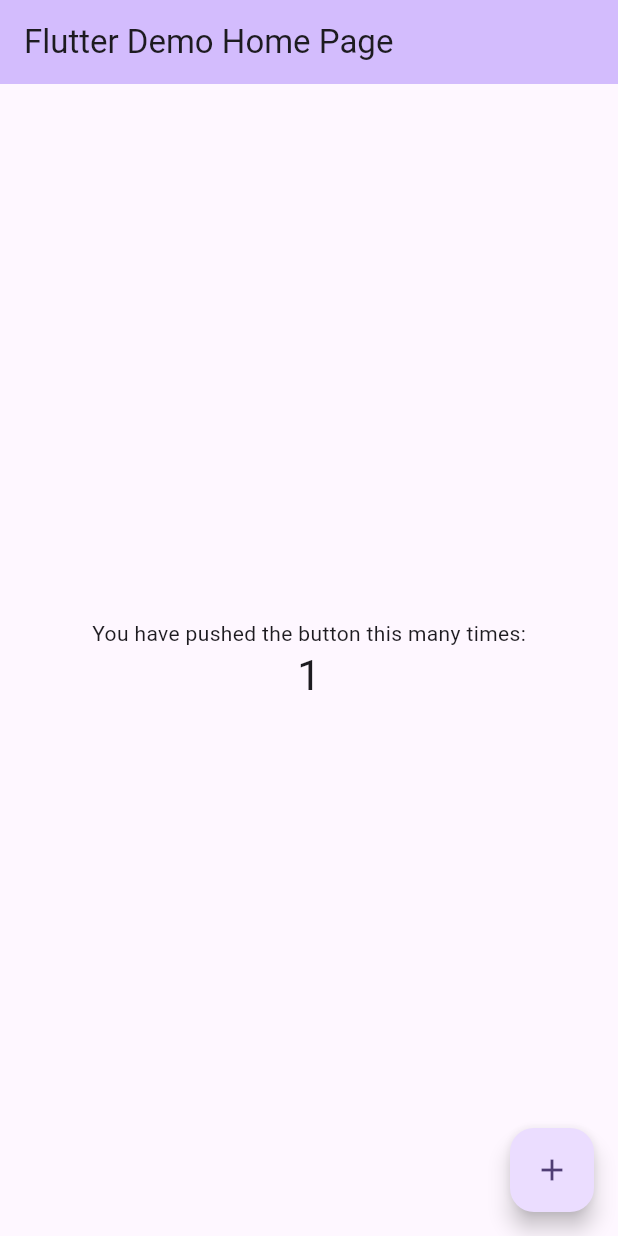
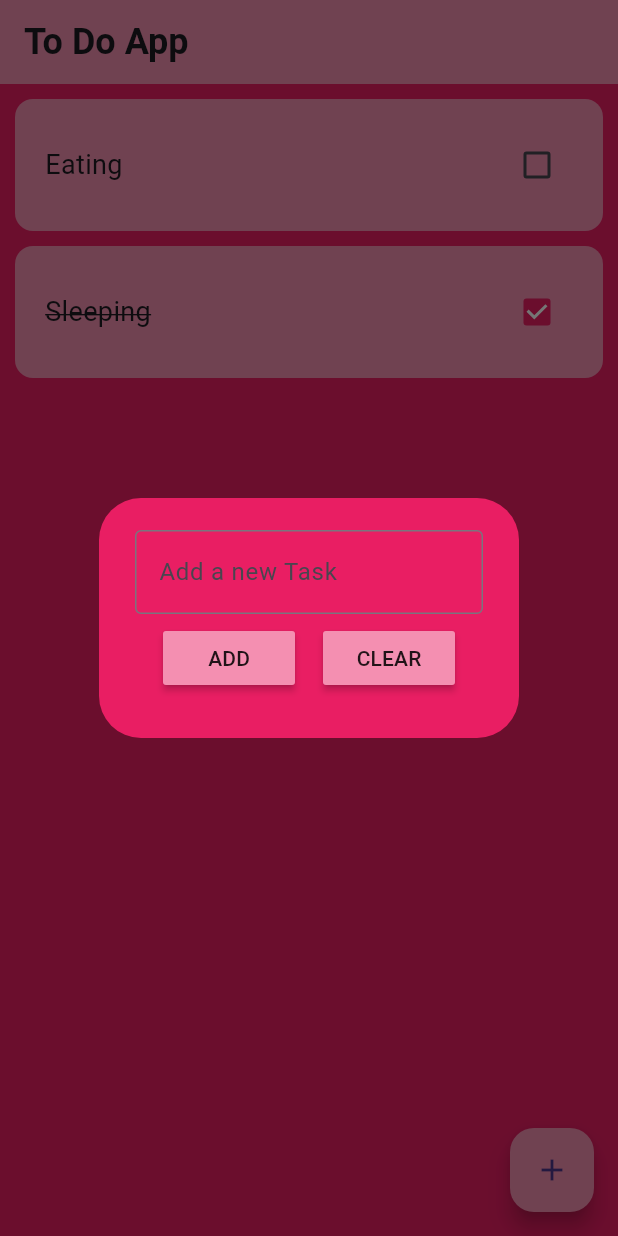
Before and after one commit to Dipayan23/To-Do-app, a Flutter app: the screen it shows after launch, after a tap on the "add" icon, on a phone screen of 412 x 824 dp. Run offline on Flutter 3.47's test engine with Material 3 defaults, Android fonts, the phone set to English and light mode, and no system bars; drawn by our look-alikes of flutter_slidable.

Commit message:
The word is halfway done

```diff
--- a/analysis_options.yaml
+++ b/analysis_options.yaml
@@ -7,7 +7,7 @@
 
 # The following line activates a set of recommended lints for Flutter apps,
 # packages, and plugins designed to encourage good coding practices.
-include: package:flutter_lints/flutter.yaml
+#include: package:flutter_lints/flutter.yaml
 
 linter:
   # The lint rules applied to this project can be customized in the
--- a/lib/main.dart
+++ b/lib/main.dart
@@ -1,125 +1,18 @@
 import 'package:flutter/material.dart';
 
+import 'pages/home_page.dart';
+
 void main() {
-  runApp(const MyApp());
+  runApp(MyApp());
 }
 
 class MyApp extends StatelessWidget {
   const MyApp({super.key});
 
-  // This widget is the root of your application.
   @override
   Widget build(BuildContext context) {
     return MaterialApp(
-      title: 'Flutter Demo',
-      theme: ThemeData(
-        // This is the theme of your application.
-        //
-        // TRY THIS: Try running your application with "flutter run". You'll see
-        // the application has a purple toolbar. Then, without quitting the app,
-        // try changing the seedColor in the colorScheme below to Colors.green
-        // and then invoke "hot reload" (save your changes or press the "hot
-        // reload" button in a Flutter-supported IDE, or press "r" if you used
-        // the command line to start the app).
-        //
-        // Notice that the counter didn't reset back to zero; the application
-        // state is not lost during the reload. To reset the state, use hot
-        // restart instead.
-        //
-        // This works for code too, not just values: Most code changes can be
-        // tested with just a hot reload.
-        colorScheme: ColorScheme.fromSeed(seedColor: Colors.deepPurple),
-        useMaterial3: true,
-      ),
-      home: const MyHomePage(title: 'Flutter Demo Home Page'),
-    );
+      debugShowCheckedModeBanner: false,
+      home: home_page(),);
   }
 }
-
-class MyHomePage extends StatefulWidget {
-  const MyHomePage({super.key, required this.title});
-
-  // This widget is the home page of your application. It is stateful, meaning
-  // that it has a State object (defined below) that contains fields that affect
-  // how it looks.
-
-  // This class is the configuration for the state. It holds the values (in this
-  // case the title) provided by the parent (in this case the App widget) and
-  // used by the build method of the State. Fields in a Widget subclass are
-  // always marked "final".
-
-  final String title;
-
-  @override
-  State<MyHomePage> createState() => _MyHomePageState();
-}
-
-class _MyHomePageState extends State<MyHomePage> {
-  int _counter = 0;
-
-  void _incrementCounter() {
-    setState(() {
-      // This call to setState tells the Flutter framework that something has
-      // changed in this State, which causes it to rerun the build method below
-      // so that the display can reflect the updated values. If we changed
-      // _counter without calling setState(), then the build method would not be
-      // called again, and so nothing would appear to happen.
-      _counter++;
-    });
-  }
-
-  @override
-  Widget build(BuildContext context) {
-    // This method is rerun every time setState is called, for instance as done
-    // by the _incrementCounter method above.
-    //
-    // The Flutter framework has been optimized to make rerunning build methods
-    // fast, so that you can just rebuild anything that needs updating rather
-    // than having to individually change instances of widgets.
-    return Scaffold(
-      appBar: AppBar(
-        // TRY THIS: Try changing the color here to a specific color (to
-        // Colors.amber, perhaps?) and trigger a hot reload to see the AppBar
-        // change color while the other colors stay the same.
-        backgroundColor: Theme.of(context).colorScheme.inversePrimary,
-        // Here we take the value from the MyHomePage object that was created by
-        // the App.build method, and use it to set our appbar title.
-        title: Text(widget.title),
-      ),
-      body: Center(
-        // Center is a layout widget. It takes a single child and positions it
-        // in the middle of the parent.
-        child: Column(
-          // Column is also a layout widget. It takes a list of children and
-          // arranges them vertically. By default, it sizes itself to fit its
-          // children horizontally, and tries to be as tall as its parent.
-          //
-          // Column has various properties to control how it sizes itself and
-          // how it positions its children. Here we use mainAxisAlignment to
-          // center the children vertically; the main axis here is the vertical
-          // axis because Columns are vertical (the cross axis would be
-          // horizontal).
-          //
-          // TRY THIS: Invoke "debug painting" (choose the "Toggle Debug Paint"
-          // action in the IDE, or press "p" in the console), to see the
-          // wireframe for each widget.
-          mainAxisAlignment: MainAxisAlignment.center,
-          children: <Widget>[
-            const Text(
-              'You have pushed the button this many times:',
-            ),
-            Text(
-              '$_counter',
-              style: Theme.of(context).textTheme.headlineMedium,
-            ),
-          ],
-        ),
-      ),
-      floatingActionButton: FloatingActionButton(
-        onPressed: _incrementCounter,
-        tooltip: 'Increment',
-        child: const Icon(Icons.add),
-      ), // This trailing comma makes auto-formatting nicer for build methods.
-    );
-  }
-}
--- /dev/null
+++ b/lib/pages/home_page.dart
@@ -0,0 +1,85 @@
+
+import 'package:flutter/material.dart';
+
+import '../utiles/dialog_box.dart';
+import '../utiles/to_do_list.dart';
+
+class home_page extends StatefulWidget {
+  const home_page({super.key});
+
+  @override
+  State<home_page> createState() => _home_pageState();
+}
+
+class _home_pageState extends State<home_page> {
+  List todoList = [
+    ["Eating", false],
+    ["Sleeping", true],
+  ];
+
+  final controll=TextEditingController();
+
+  void saveNewTask(){
+    setState(() {
+      todoList.add([controll.text,false]);
+      controll.clear();
+    });
+    Navigator.of(context).pop();
+  }
+
+  void create_new_task() {
+    showDialog(
+      context: context,
+      builder: (context) {
+        return dialog_box(
+          text_controll: controll,
+          onCancel:()=> Navigator.of(context).pop(),
+          onSaved: saveNewTask,
+        );
+      },
+    );
+  }
+
+  void delete_task(int index){
+    setState(() {
+      todoList.removeAt(index);
+    });
+  }
+
+  @override
+  Widget build(BuildContext context) {
+    return Scaffold(
+        backgroundColor: Colors.pink,
+        appBar: AppBar(
+          backgroundColor: Colors.pink[200],
+          title: Text(
+            "To Do App",
+            style: TextStyle(
+              fontSize: 24,
+              fontWeight: FontWeight.bold,
+            ),
+          ),
+          elevation: 0,
+        ),
+        floatingActionButton: FloatingActionButton(
+          backgroundColor: Colors.pink[200],
+          onPressed: create_new_task,
+          child: Icon(Icons.add),
+        ),
+        body: ListView.builder(
+          itemCount: todoList.length,
+          itemBuilder: (context, index) {
+            return to_do_list(
+              task_name: todoList[index][0],
+              task_complete: todoList[index][1],
+              onChanged: (p0) {
+                setState(() {
+                  todoList[index][1] = !todoList[index][1];
+                });
+              },
+              deleteAction: (context) => delete_task(index),
+            );
+          },
+        ));
+  }
+}
--- /dev/null
+++ b/lib/utiles/dialog_box.dart
@@ -0,0 +1,44 @@
+import 'package:flutter/material.dart';
+import 'package:to_do/utiles/myButton.dart';
+
+// ignore: must_be_immutable
+class dialog_box extends StatelessWidget {
+  final text_controll;
+  VoidCallback onSaved;
+  VoidCallback onCancel;
+  dialog_box({
+    super.key,
+    required this.text_controll,
+    required this.onSaved,
+    required this.onCancel,
+  });
+
+  @override
+  Widget build(BuildContext context) {
+    return AlertDialog(
+      backgroundColor: Colors.pink,
+      content: Container(
+        height: 120,
+        child: Column(
+          mainAxisAlignment: MainAxisAlignment.spaceEvenly,
+          children: [
+            TextField(
+              controller: text_controll,
+              decoration: InputDecoration(
+                border: OutlineInputBorder(),
+                hintText: "Add a new Task",
+              ),
+            ),
+            Row(
+              mainAxisAlignment: MainAxisAlignment.spaceEvenly,
+              children: [
+                my_button(text: "ADD", onChanged: onSaved),
+                my_button(text: "CLEAR", onChanged: onCancel),
+              ],
+            )
+          ],
+        ),
+      ),
+    );
+  }
+}
--- /dev/null
+++ b/lib/utiles/myButton.dart
@@ -0,0 +1,22 @@
+import 'package:flutter/material.dart';
+
+// ignore: must_be_immutable
+class my_button extends StatelessWidget {
+  VoidCallback onChanged;
+  final String text;
+
+  my_button({
+    super.key,
+    required this.text,
+    required this.onChanged,
+  });
+
+  @override
+  Widget build(BuildContext context) {
+    return MaterialButton(
+      onPressed: onChanged,
+      child: Text(text),
+      color: Colors.pink[200],
+    );
+  }
+}
--- /dev/null
+++ b/lib/utiles/to_do_list.dart
@@ -0,0 +1,64 @@
+import 'package:flutter/material.dart';
+import 'package:flutter_slidable/flutter_slidable.dart';
+
+// ignore: must_be_immutable
+class to_do_list extends StatelessWidget {
+  bool task_complete;
+  String task_name;
+  Function(bool?)? onChanged;
+  Function(BuildContext)? deleteAction;
+
+  to_do_list({
+    super.key,
+    required this.task_name,
+    required this.task_complete,
+    required this.onChanged,
+    required this.deleteAction,
+  });
+
+  @override
+  Widget build(BuildContext context) {
+    return Padding(
+      padding: const EdgeInsets.only(left: 10, right: 10, top: 10),
+      child: Slidable(
+        endActionPane: ActionPane(
+          motion: StretchMotion(),
+          children: [
+            SlidableAction(
+              icon: Icons.delete,
+              onPressed: deleteAction,
+              backgroundColor: Colors.red,
+              borderRadius: BorderRadius.circular(12),
+            ),
+          ],
+        ),
+        child: Container(
+          decoration: BoxDecoration(
+            color: Colors.pink[200],
+            borderRadius: BorderRadius.circular(12),
+          ),
+          padding: const EdgeInsets.all(20),
+          child: Row(
+            mainAxisAlignment: MainAxisAlignment.spaceBetween,
+            children: [
+              Text(
+                task_name,
+                style: TextStyle(
+                  fontSize: 18,
+                  decoration: task_complete
+                      ? TextDecoration.lineThrough
+                      : TextDecoration.none,
+                ),
+              ),
+              Checkbox(
+                value: task_complete,
+                onChanged: onChanged,
+                activeColor: Colors.pink,
+              )
+            ],
+          ),
+        ),
+      ),
+    );
+  }
+}
--- a/pubspec.yaml
+++ b/pubspec.yaml
@@ -30,15 +30,19 @@ environment:
 dependencies:
   flutter:
     sdk: flutter
-
+  hive: ^2.2.3
+  hive_flutter: ^1.1.0
 
   # The following adds the Cupertino Icons font to your application.
   # Use with the CupertinoIcons class for iOS style icons.
   cupertino_icons: ^1.0.6
+  flutter_slidable: ^3.1.0
 
 dev_dependencies:
   flutter_test:
     sdk: flutter
+  hive_generator: ^1.1.3
+  build_runner: ^2.1.11
 
   # The "flutter_lints" package below contains a set of recommended lints to
   # encourage good coding practices. The lint set provided by the package is
```
Also changed, not shown: pubspec.lock, 2 other files.
